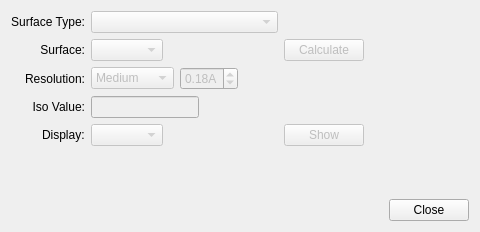
First picture: the form in avogadro/qtplugins/quantumoutput/newsurfacedialog.ui, repository OpenChemistry/avogadrolibs, before the edit.
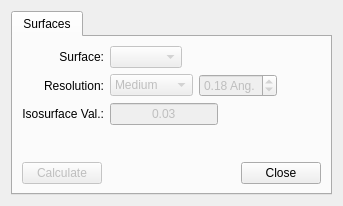
Second picture: the form after the edit.

Commit message: Implementing newsurfacedialog, ready to start calculation in newquantumoutput.cpp

The edit to the form file:
```diff
--- a/avogadro/qtplugins/quantumoutput/newsurfacedialog.ui
+++ b/avogadro/qtplugins/quantumoutput/newsurfacedialog.ui
@@ -2,90 +2,54 @@
 <ui version="4.0">
  <class>NewSurfaceDialog</class>
  <widget class="QDialog" name="NewSurfaceDialog">
+  <property name="windowModality">
+   <enum>Qt::NonModal</enum>
+  </property>
+  <property name="enabled">
+   <bool>true</bool>
+  </property>
   <property name="geometry">
    <rect>
     <x>0</x>
     <y>0</y>
-    <width>480</width>
-    <height>232</height>
+    <width>343</width>
+    <height>206</height>
    </rect>
   </property>
   <property name="windowTitle">
    <string>Create Surfaces</string>
   </property>
+  <property name="windowFilePath">
+   <string/>
+  </property>
+  <property name="sizeGripEnabled">
+   <bool>false</bool>
+  </property>
+  <layout class="QVBoxLayout" name="verticalLayout_2">
+   <item>
   <layout class="QVBoxLayout" name="verticalLayout">
    <item>
+      <widget class="QTabWidget" name="tabWidget">
+       <property name="currentIndex">
+        <number>0</number>
+       </property>
+       <widget class="QWidget" name="surfaceTab">
+        <attribute name="title">
+         <string>Surfaces</string>
+        </attribute>
+        <layout class="QGridLayout" name="gridLayout_2">
+         <item row="0" column="0">
     <layout class="QGridLayout" name="gridLayout">
-     <item row="0" column="0">
-      <widget class="QLabel" name="label">
-       <property name="contextMenuPolicy">
-        <enum>Qt::DefaultContextMenu</enum>
-       </property>
-       <property name="text">
-        <string>Surface Type:</string>
-       </property>
-       <property name="alignment">
-        <set>Qt::AlignRight|Qt::AlignTrailing|Qt::AlignVCenter</set>
-       </property>
-       <property name="buddy">
-        <cstring>surfaceTypeCombo</cstring>
-       </property>
-      </widget>
-     </item>
-     <item row="0" column="1">
-      <layout class="QHBoxLayout" name="horizontalLayout_6">
-       <item>
-        <widget class="QComboBox" name="surfaceTypeCombo">
-         <property name="enabled">
-          <bool>false</bool>
-         </property>
-        </widget>
-       </item>
-      </layout>
-     </item>
-     <item row="0" column="2">
-      <layout class="QHBoxLayout" name="horizontalLayout_7">
-       <item>
-        <spacer name="horizontalSpacer_7">
-         <property name="orientation">
-          <enum>Qt::Horizontal</enum>
-         </property>
-         <property name="sizeHint" stdset="0">
-          <size>
-           <width>40</width>
-           <height>20</height>
-          </size>
-         </property>
-        </spacer>
-       </item>
-      </layout>
-     </item>
      <item row="1" column="1">
-      <layout class="QHBoxLayout" name="horizontalLayout_5"/>
-     </item>
-     <item row="1" column="2">
-      <layout class="QHBoxLayout" name="horizontalLayout_8"/>
-     </item>
-     <item row="3" column="0">
-      <widget class="QLabel" name="label_3">
-       <property name="text">
-        <string>Resolution:</string>
-       </property>
-       <property name="alignment">
-        <set>Qt::AlignRight|Qt::AlignTrailing|Qt::AlignVCenter</set>
-       </property>
-       <property name="buddy">
-        <cstring>resolutionCombo</cstring>
-       </property>
-      </widget>
-     </item>
-     <item row="3" column="1">
-      <layout class="QHBoxLayout" name="horizontalLayout_4">
+            <layout class="QHBoxLayout" name="horizontalLayout">
        <item>
         <widget class="QComboBox" name="resolutionCombo">
          <property name="enabled">
           <bool>false</bool>
          </property>
+               <property name="currentText">
+                <string>Medium</string>
+               </property>
          <property name="currentIndex">
           <number>2</number>
          </property>
@@ -122,12 +86,12 @@
         </widget>
        </item>
        <item>
-        <widget class="QDoubleSpinBox" name="resolutionSpinBox">
+              <widget class="QDoubleSpinBox" name="resolutionDoubleSpinBox">
          <property name="enabled">
           <bool>false</bool>
          </property>
          <property name="suffix">
-          <string>A</string>
+                <string> Ang.</string>
          </property>
          <property name="minimum">
           <double>0.010000000000000</double>
@@ -144,7 +108,7 @@
         </widget>
        </item>
        <item>
-        <spacer name="horizontalSpacer_6">
+              <spacer name="horizontalSpacer_2">
          <property name="orientation">
           <enum>Qt::Horizontal</enum>
          </property>
@@ -158,33 +122,17 @@
        </item>
       </layout>
      </item>
-     <item row="4" column="0">
-      <widget class="QLabel" name="label_4">
-       <property name="toolTip">
-        <string>Isosurface cutoff value</string>
-       </property>
-       <property name="text">
-        <string>Iso Value:</string>
-       </property>
-       <property name="alignment">
-        <set>Qt::AlignRight|Qt::AlignTrailing|Qt::AlignVCenter</set>
-       </property>
-       <property name="buddy">
-        <cstring>isoValueEdit</cstring>
-       </property>
-      </widget>
-     </item>
-     <item row="4" column="1">
+           <item row="0" column="1">
       <layout class="QHBoxLayout" name="horizontalLayout_2">
        <item>
-        <widget class="QLineEdit" name="isoValueEdit">
+              <widget class="QComboBox" name="surfaceCombo">
          <property name="enabled">
           <bool>false</bool>
          </property>
         </widget>
        </item>
        <item>
-        <spacer name="horizontalSpacer_4">
+              <spacer name="horizontalSpacer">
          <property name="orientation">
           <enum>Qt::Horizontal</enum>
          </property>
@@ -198,13 +146,25 @@
        </item>
       </layout>
      </item>
-     <item row="5" column="1">
+           <item row="2" column="1">
       <layout class="QHBoxLayout" name="horizontalLayout_3">
        <item>
-        <widget class="QComboBox" name="displayCombo">
+              <widget class="QLineEdit" name="isosurfaceLineEdit">
          <property name="enabled">
           <bool>false</bool>
          </property>
+               <property name="sizePolicy">
+                <sizepolicy hsizetype="Fixed" vsizetype="Fixed">
+                 <horstretch>0</horstretch>
+                 <verstretch>0</verstretch>
+                </sizepolicy>
+               </property>
+               <property name="text">
+                <string>0.03</string>
+               </property>
+               <property name="alignment">
+                <set>Qt::AlignCenter</set>
+               </property>
         </widget>
        </item>
        <item>
@@ -222,72 +182,40 @@
        </item>
       </layout>
      </item>
-     <item row="5" column="0" alignment="Qt::AlignRight">
+           <item row="2" column="0">
       <widget class="QLabel" name="label_2">
        <property name="text">
-        <string>Display:</string>
-       </property>
-      </widget>
-     </item>
-     <item row="5" column="2">
-      <layout class="QHBoxLayout" name="horizontalLayout_9">
-       <item>
-        <widget class="QPushButton" name="showButton">
-         <property name="enabled">
-          <bool>false</bool>
-         </property>
+              <string>Isosurface Val.:</string>
+             </property>
+             <property name="alignment">
+              <set>Qt::AlignRight|Qt::AlignTrailing|Qt::AlignVCenter</set>
+             </property>
+            </widget>
+           </item>
+           <item row="1" column="0">
+            <widget class="QLabel" name="label_3">
          <property name="text">
-          <string>Show</string>
-         </property>
-        </widget>
-       </item>
-       <item>
-        <spacer name="horizontalSpacer">
-         <property name="orientation">
-          <enum>Qt::Horizontal</enum>
-         </property>
-         <property name="sizeHint" stdset="0">
-          <size>
-           <width>40</width>
-           <height>20</height>
-          </size>
-         </property>
-        </spacer>
-       </item>
-      </layout>
-     </item>
-     <item row="2" column="1">
-      <layout class="QHBoxLayout" name="horizontalLayout_11">
-       <item>
-        <widget class="QComboBox" name="surfaceCombo">
-         <property name="enabled">
-          <bool>false</bool>
-         </property>
-         <property name="editable">
-          <bool>false</bool>
-         </property>
-         <property name="currentIndex">
-          <number>-1</number>
-         </property>
-        </widget>
-       </item>
-       <item>
-        <spacer name="horizontalSpacer_5">
-         <property name="orientation">
-          <enum>Qt::Horizontal</enum>
-         </property>
-         <property name="sizeHint" stdset="0">
-          <size>
-           <width>40</width>
-           <height>20</height>
-          </size>
-         </property>
-        </spacer>
-       </item>
-      </layout>
-     </item>
-     <item row="2" column="2">
-      <layout class="QHBoxLayout" name="horizontalLayout_12">
+              <string>Resolution:</string>
+             </property>
+             <property name="alignment">
+              <set>Qt::AlignRight|Qt::AlignTrailing|Qt::AlignVCenter</set>
+             </property>
+            </widget>
+           </item>
+           <item row="0" column="0">
+            <widget class="QLabel" name="label">
+             <property name="text">
+              <string>Surface:</string>
+             </property>
+             <property name="alignment">
+              <set>Qt::AlignRight|Qt::AlignTrailing|Qt::AlignVCenter</set>
+             </property>
+            </widget>
+           </item>
+          </layout>
+         </item>
+         <item row="2" column="0">
+          <layout class="QHBoxLayout" name="horizontalLayout_4">
        <item>
         <widget class="QPushButton" name="calculateButton">
          <property name="enabled">
@@ -299,55 +227,7 @@
         </widget>
        </item>
        <item>
-        <spacer name="horizontalSpacer_8">
-         <property name="orientation">
-          <enum>Qt::Horizontal</enum>
-         </property>
-         <property name="sizeHint" stdset="0">
-          <size>
-           <width>40</width>
-           <height>20</height>
-          </size>
-         </property>
-        </spacer>
-       </item>
-      </layout>
-     </item>
-     <item row="2" column="0">
-      <widget class="QLabel" name="label_5">
-       <property name="layoutDirection">
-        <enum>Qt::LeftToRight</enum>
-       </property>
-       <property name="text">
-        <string>Surface:</string>
-       </property>
-       <property name="alignment">
-        <set>Qt::AlignRight|Qt::AlignTrailing|Qt::AlignVCenter</set>
-       </property>
-      </widget>
-     </item>
-    </layout>
-   </item>
-   <item>
-    <spacer name="verticalSpacer">
-     <property name="orientation">
-      <enum>Qt::Vertical</enum>
-     </property>
-     <property name="sizeHint" stdset="0">
-      <size>
-       <width>20</width>
-       <height>10</height>
-      </size>
-     </property>
-    </spacer>
-   </item>
-   <item>
-    <layout class="QHBoxLayout" name="horizontalLayout">
-     <item>
       <widget class="QDialogButtonBox" name="buttonBox">
-       <property name="orientation">
-        <enum>Qt::Horizontal</enum>
-       </property>
        <property name="standardButtons">
         <set>QDialogButtonBox::Close</set>
        </property>
@@ -355,14 +235,27 @@
      </item>
     </layout>
    </item>
-  </layout>
- </widget>
- <tabstops>
-  <tabstop>surfaceTypeCombo</tabstop>
-  <tabstop>resolutionCombo</tabstop>
-  <tabstop>isoValueEdit</tabstop>
-  <tabstop>buttonBox</tabstop>
- </tabstops>
+         <item row="1" column="0">
+          <spacer name="verticalSpacer">
+           <property name="orientation">
+            <enum>Qt::Vertical</enum>
+           </property>
+           <property name="sizeHint" stdset="0">
+            <size>
+             <width>20</width>
+             <height>40</height>
+            </size>
+           </property>
+          </spacer>
+         </item>
+        </layout>
+       </widget>
+      </widget>
+     </item>
+    </layout>
+   </item>
+  </layout>
+ </widget>
  <resources/>
  <connections>
   <connection>
```
Left out of the diff: 39 changed lines with no effect on the pictures. Lines whose indentation alone changed are shown as unchanged. The commit also changes 4 other files.
